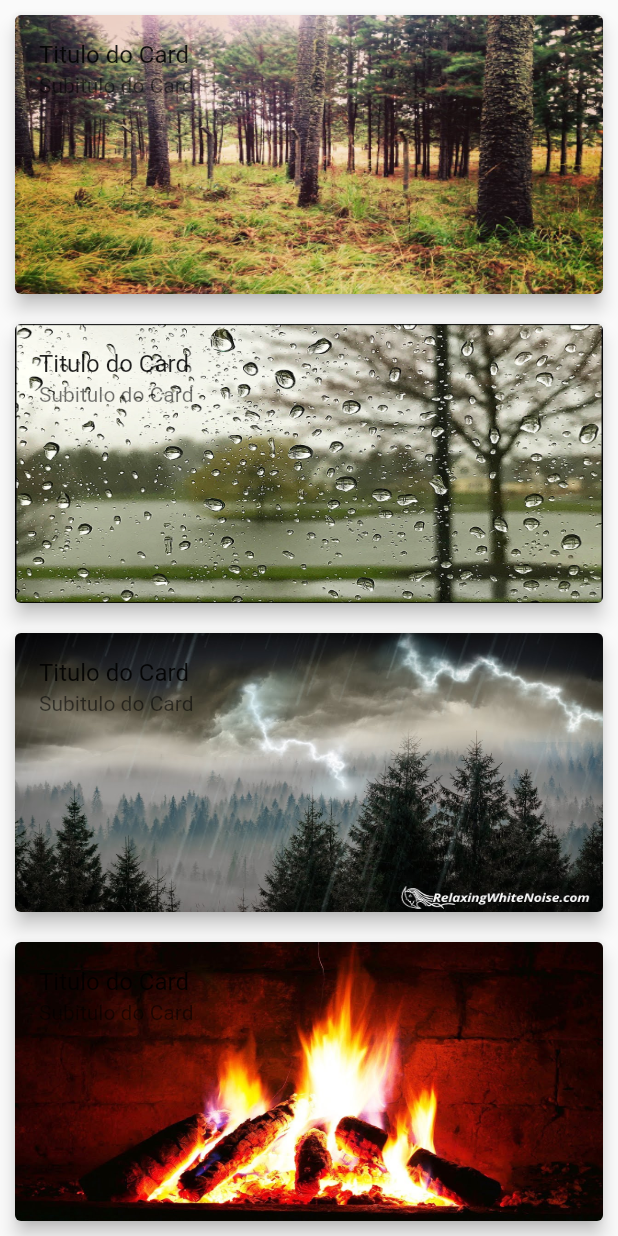
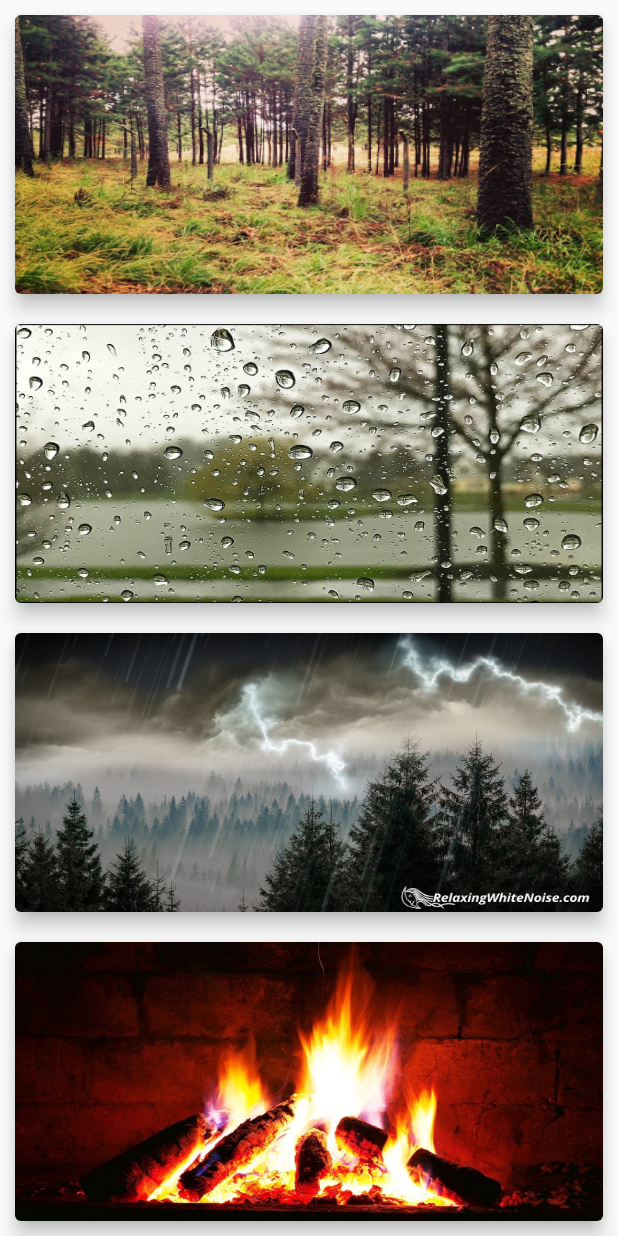
Before and after one commit to RafaelAndrade0/Relax-Sounds-Flutter, a Flutter app: the screen it shows after launch, on a phone screen of 412 x 824 dp. Run offline on Flutter 3.47's test engine with Material 2 defaults, Android fonts, the phone set to English and light mode, and no system bars; our stand-ins replace audioplayers.

Commit message:
Alterando visual e adicionando sons

```diff
--- a/lib/main.dart
+++ b/lib/main.dart
@@ -1,27 +1,39 @@
 import 'package:flutter/cupertino.dart';
 import 'package:flutter/material.dart';
+import 'package:audioplayers/audio_cache.dart';
 
 void main() => runApp(MyApp());
 
 class MyApp extends StatelessWidget {
-  Expanded createCardSound(int imageNumber) {
+  final player = AudioCache();
+  void playSound(int soundNumber) {
+    player.play('sound$soundNumber.mp3');
+  }
+
+  void stopSound(int soundNumber) {
+    player.clear('sound$soundNumber.mp3');
+    print('Stop Sound $soundNumber');
+  }
+
+  Expanded createCardSound(int number) {
     return Expanded(
       child: GestureDetector(
-        onTap: () => print('Tap Card'),
+        onTap: () {
+          playSound(number);
+        },
+        onLongPress: () {
+          stopSound(number);
+        },
         child: Card(
           elevation: 5,
           margin: EdgeInsets.all(10),
           clipBehavior: Clip.antiAliasWithSaveLayer,
           child: Container(
-              decoration: BoxDecoration(
-                image: DecorationImage(
-                    image: AssetImage('images/$imageNumber.jpg'),
-                    fit: BoxFit.fill),
-              ),
-              child: ListTile(
-                title: Text('Titulo do Card'),
-                subtitle: Text('Subitulo do Card'),
-              )),
+            decoration: BoxDecoration(
+              image: DecorationImage(
+                  image: AssetImage('images/$number.jpg'), fit: BoxFit.fill),
+            ),
+          ),
         ),
       ),
     );
```
Also changed, not shown: 4 other files.
